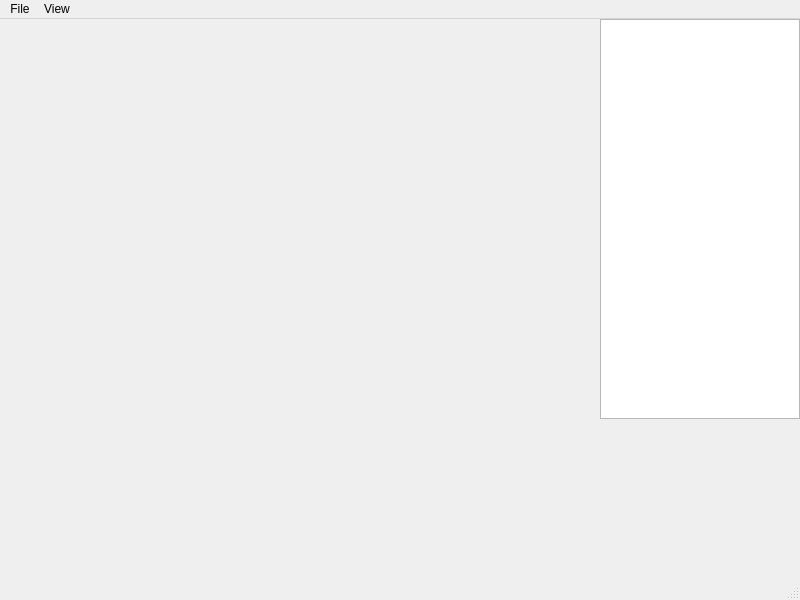
Before: the Qt Designer form app/snap.ui in 3mad10/Snap, drawn with Qt 5.
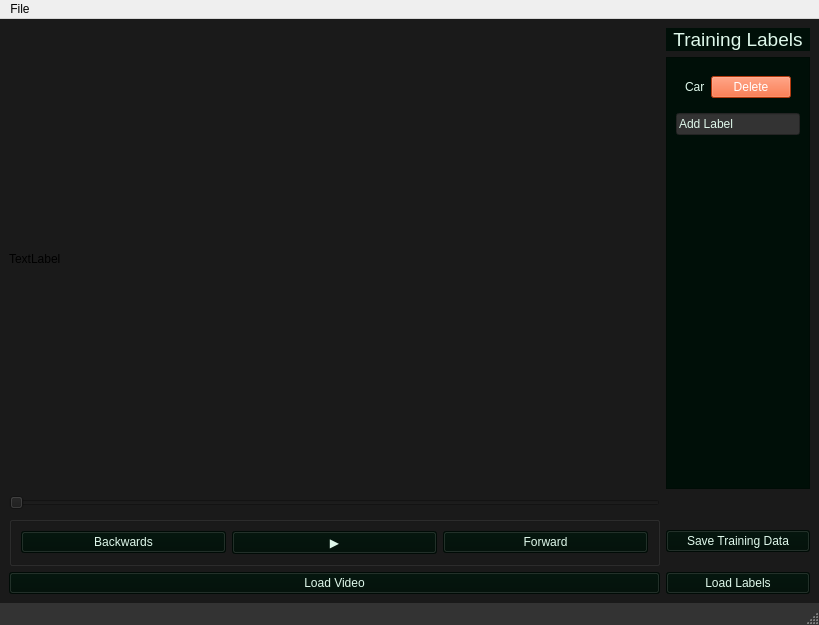
After: the same form once the commit is applied.

```diff
--- a/app/snap.ui
+++ b/app/snap.ui
@@ -6,8 +6,8 @@
    <rect>
     <x>0</x>
     <y>0</y>
-    <width>800</width>
-    <height>600</height>
+    <width>819</width>
+    <height>625</height>
    </rect>
   </property>
   <property name="windowTitle">
@@ -16,34 +16,297 @@
   <property name="autoFillBackground">
    <bool>false</bool>
   </property>
+  <property name="styleSheet">
+   <string notr="true">QMainWindow{
+background-color:#333333;
+color:#DFF8EB;
+}</string>
+  </property>
   <widget class="QWidget" name="centralwidget">
-   <widget class="QListView" name="LabelsView">
-    <property name="geometry">
-     <rect>
-      <x>600</x>
-      <y>0</y>
-      <width>200</width>
-      <height>400</height>
-     </rect>
-    </property>
-    <property name="sizePolicy">
-     <sizepolicy hsizetype="Expanding" vsizetype="Expanding">
-      <horstretch>0</horstretch>
-      <verstretch>0</verstretch>
-     </sizepolicy>
-    </property>
-   </widget>
+   <property name="styleSheet">
+    <string notr="true">QWidget {
+        background-color: #1a1a1a;
+    }</string>
+   </property>
+   <layout class="QGridLayout" name="gridLayout_3">
+    <item row="1" column="1">
+     <widget class="QScrollArea" name="scrollArea">
+      <property name="sizePolicy">
+       <sizepolicy hsizetype="Minimum" vsizetype="Expanding">
+        <horstretch>0</horstretch>
+        <verstretch>0</verstretch>
+       </sizepolicy>
+      </property>
+      <property name="styleSheet">
+       <string notr="true">QWidget {
+        background-color: #000F08;
+    }</string>
+      </property>
+      <property name="widgetResizable">
+       <bool>true</bool>
+      </property>
+      <widget class="QWidget" name="scrollAreaWidgetContents_2">
+       <property name="geometry">
+        <rect>
+         <x>0</x>
+         <y>0</y>
+         <width>150</width>
+         <height>415</height>
+        </rect>
+       </property>
+       <layout class="QVBoxLayout" name="verticalLayout_2">
+        <item>
+         <widget class="QWidget" name="widget" native="true">
+          <layout class="QHBoxLayout" name="horizontalLayout_2">
+           <item>
+            <widget class="QLabel" name="label">
+             <property name="cursor">
+              <cursorShape>PointingHandCursor</cursorShape>
+             </property>
+             <property name="styleSheet">
+              <string notr="true">QLabel {
+        color: #DFF8EB;
+    }
+
+QLabel:hover {
+color:rgb(247, 247, 247);
+}</string>
+             </property>
+             <property name="text">
+              <string>Car</string>
+             </property>
+            </widget>
+           </item>
+           <item>
+            <widget class="QPushButton" name="pushButton">
+             <property name="cursor">
+              <cursorShape>PointingHandCursor</cursorShape>
+             </property>
+             <property name="styleSheet">
+              <string notr="true">QPushButton{
+color:rgb(255, 255, 255);
+background-color:#FB5012;
+}</string>
+             </property>
+             <property name="text">
+              <string>Delete</string>
+             </property>
+            </widget>
+           </item>
+          </layout>
+         </widget>
+        </item>
+        <item>
+         <widget class="QLineEdit" name="newLabel">
+          <property name="toolTip">
+           <string>Add a new Label</string>
+          </property>
+          <property name="whatsThis">
+           <string>Add Label</string>
+          </property>
+          <property name="styleSheet">
+           <string notr="true">QLineEdit{
+color:#DFF8EB;
+background-color:#333333;
+}</string>
+          </property>
+          <property name="text">
+           <string>Add Label</string>
+          </property>
+         </widget>
+        </item>
+        <item>
+         <spacer name="verticalSpacer">
+          <property name="orientation">
+           <enum>Qt::Orientation::Vertical</enum>
+          </property>
+          <property name="sizeHint" stdset="0">
+           <size>
+            <width>20</width>
+            <height>40</height>
+           </size>
+          </property>
+         </spacer>
+        </item>
+       </layout>
+      </widget>
+     </widget>
+    </item>
+    <item row="5" column="1">
+     <widget class="QPushButton" name="LoadLabelsBtn">
+      <property name="cursor">
+       <cursorShape>PointingHandCursor</cursorShape>
+      </property>
+      <property name="styleSheet">
+       <string notr="true">QPushButton{
+color:#DFF8EB;
+background-color:#000F08;
+}</string>
+      </property>
+      <property name="text">
+       <string>Load Labels</string>
+      </property>
+     </widget>
+    </item>
+    <item row="0" column="1">
+     <widget class="QLabel" name="TrainingLabels">
+      <property name="enabled">
+       <bool>true</bool>
+      </property>
+      <property name="font">
+       <font>
+        <pointsize>14</pointsize>
+       </font>
+      </property>
+      <property name="styleSheet">
+       <string notr="true">QLabel
+{
+color:#DFF8EB;
+background-color:#000F08;
+}</string>
+      </property>
+      <property name="text">
+       <string>Training Labels</string>
+      </property>
+      <property name="alignment">
+       <set>Qt::AlignmentFlag::AlignCenter</set>
+      </property>
+     </widget>
+    </item>
+    <item row="4" column="1">
+     <widget class="QPushButton" name="SaveTrainingDataBtn">
+      <property name="cursor">
+       <cursorShape>PointingHandCursor</cursorShape>
+      </property>
+      <property name="styleSheet">
+       <string notr="true">QPushButton{
+color:#DFF8EB;
+background-color:#000F08;
+}</string>
+      </property>
+      <property name="text">
+       <string>Save Training Data</string>
+      </property>
+     </widget>
+    </item>
+    <item row="5" column="0">
+     <widget class="QPushButton" name="btnLoad">
+      <property name="cursor">
+       <cursorShape>PointingHandCursor</cursorShape>
+      </property>
+      <property name="styleSheet">
+       <string notr="true">QPushButton{
+color:#DFF8EB;
+background-color:#000F08;
+}</string>
+      </property>
+      <property name="text">
+       <string>Load Video</string>
+      </property>
+     </widget>
+    </item>
+    <item row="0" column="0" rowspan="2">
+     <widget class="QLabel" name="frameLabel">
+      <property name="sizePolicy">
+       <sizepolicy hsizetype="Preferred" vsizetype="Preferred">
+        <horstretch>1</horstretch>
+        <verstretch>0</verstretch>
+       </sizepolicy>
+      </property>
+      <property name="text">
+       <string>TextLabel</string>
+      </property>
+     </widget>
+    </item>
+    <item row="4" column="0">
+     <widget class="QGroupBox" name="MediaControl">
+      <property name="styleSheet">
+       <string notr="true"/>
+      </property>
+      <property name="title">
+       <string/>
+      </property>
+      <layout class="QHBoxLayout" name="horizontalLayout_3">
+       <item>
+        <widget class="QPushButton" name="btnPrev">
+         <property name="cursor">
+          <cursorShape>PointingHandCursor</cursorShape>
+         </property>
+         <property name="styleSheet">
+          <string notr="true">QPushButton{
+color:#DFF8EB;
+background-color:#000F08;
+}</string>
+         </property>
+         <property name="text">
+          <string>Backwards</string>
+         </property>
+        </widget>
+       </item>
+       <item>
+        <widget class="QPushButton" name="btnPlay">
+         <property name="cursor">
+          <cursorShape>PointingHandCursor</cursorShape>
+         </property>
+         <property name="styleSheet">
+          <string notr="true">QPushButton{
+color:#DFF8EB;
+background-color:#000F08;
+}</string>
+         </property>
+         <property name="text">
+          <string>▶</string>
+         </property>
+        </widget>
+       </item>
+       <item>
+        <widget class="QPushButton" name="btnNext">
+         <property name="cursor">
+          <cursorShape>PointingHandCursor</cursorShape>
+         </property>
+         <property name="autoFillBackground">
+          <bool>false</bool>
+         </property>
+         <property name="styleSheet">
+          <string notr="true">QPushButton{
+color:#DFF8EB;
+background-color:#000F08;
+}</string>
+         </property>
+         <property name="text">
+          <string>Forward</string>
+         </property>
+        </widget>
+       </item>
+      </layout>
+     </widget>
+    </item>
+    <item row="3" column="0">
+     <widget class="QSlider" name="frameSlider">
+      <property name="orientation">
+       <enum>Qt::Orientation::Horizontal</enum>
+      </property>
+     </widget>
+    </item>
+   </layout>
   </widget>
+  <widget class="QStatusBar" name="statusbar"/>
   <widget class="QMenuBar" name="menubar">
    <property name="geometry">
     <rect>
      <x>0</x>
      <y>0</y>
-     <width>800</width>
-     <height>21</height>
+     <width>819</width>
+     <height>33</height>
     </rect>
    </property>
-   <widget class="QMenu" name="menuFile">
+   <widget class="QMenu" name="menuF">
+    <property name="cursor">
+     <cursorShape>PointingHandCursor</cursorShape>
+    </property>
+    <property name="styleSheet">
+     <string notr="true"/>
+    </property>
     <property name="title">
      <string>File</string>
     </property>
@@ -62,79 +325,8 @@
     <addaction name="menuImport"/>
     <addaction name="actionExit"/>
    </widget>
-   <widget class="QMenu" name="menuView">
-    <property name="title">
-     <string>View</string>
-    </property>
-    <addaction name="actionOriginal_Frame"/>
-    <addaction name="actionFeatures"/>
-    <addaction name="actionTracked_Features"/>
-    <addaction name="actionPlot"/>
-   </widget>
-   <addaction name="menuFile"/>
-   <addaction name="menuView"/>
+   <addaction name="menuF"/>
   </widget>
-  <widget class="QStatusBar" name="statusbar"/>
-  <action name="actionNew">
-   <property name="text">
-    <string>New</string>
-   </property>
-  </action>
-  <action name="actionOpen">
-   <property name="text">
-    <string>Open</string>
-   </property>
-  </action>
-  <action name="actionSave">
-   <property name="text">
-    <string>Save</string>
-   </property>
-  </action>
-  <action name="actionSaveAs">
-   <property name="text">
-    <string>Save as...</string>
-   </property>
-  </action>
-  <action name="actionExit">
-   <property name="text">
-    <string>Exit</string>
-   </property>
-  </action>
-  <action name="actionVideo">
-   <property name="text">
-    <string>Video</string>
-   </property>
-  </action>
-  <action name="actionImage_Sequence">
-   <property name="text">
-    <string>Image Sequence</string>
-   </property>
-  </action>
-  <action name="actionOriginal_Frame">
-   <property name="text">
-    <string>Original Frame</string>
-   </property>
-  </action>
-  <action name="actionFeatures">
-   <property name="text">
-    <string>Extracted Features</string>
-   </property>
-  </action>
-  <action name="actionTracked_Features">
-   <property name="text">
-    <string>Tracked Features</string>
-   </property>
-  </action>
-  <action name="actionDataset">
-   <property name="text">
-    <string>Dataset</string>
-   </property>
-  </action>
-  <action name="actionPlot">
-   <property name="text">
-    <string>Plot</string>
-   </property>
-  </action>
  </widget>
  <resources/>
  <connections/>
```
Left out of the diff: 41 changed lines with no effect on the pictures.
